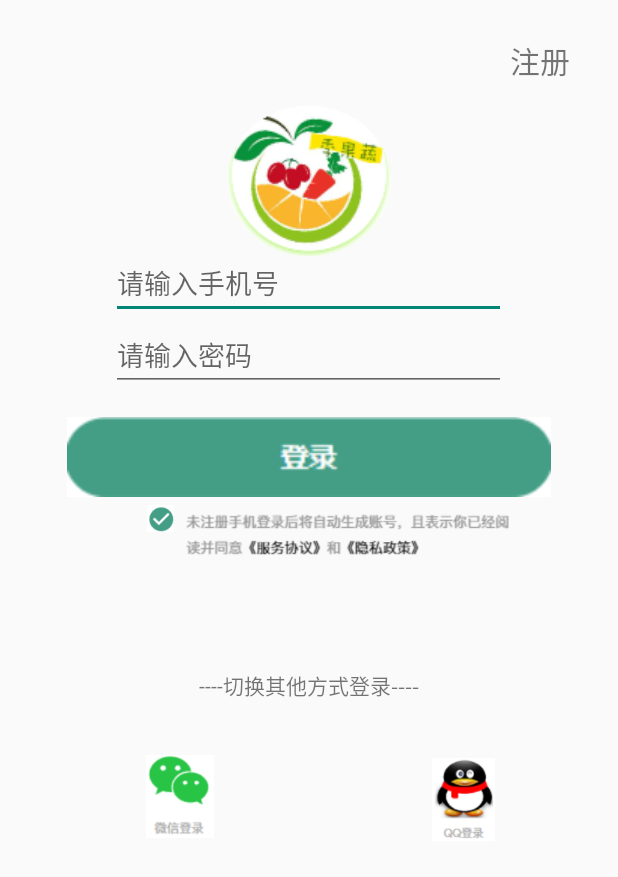
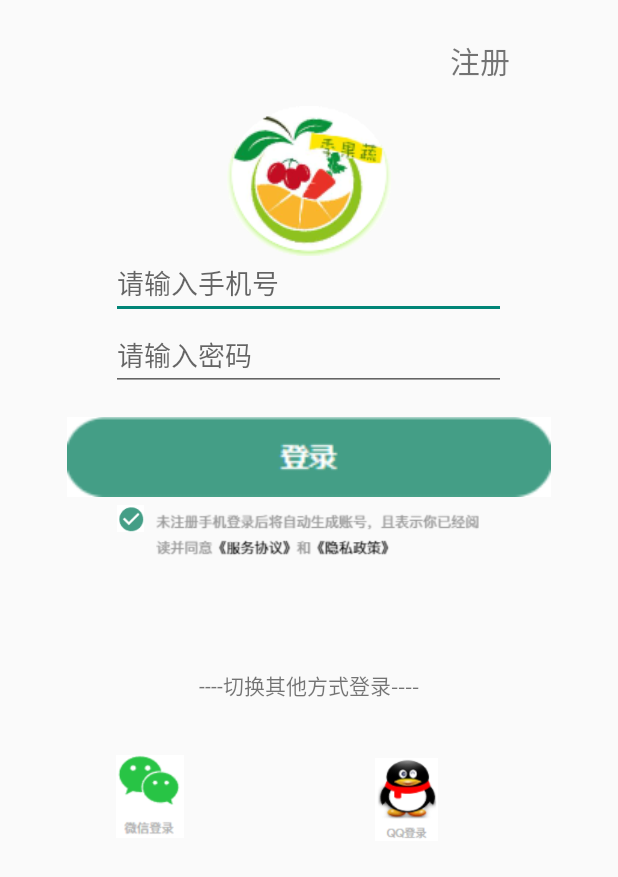
Before and after one commit to Anroid1/MyApplication3, an Android app: the DengluActivity screen opened directly, with no data from a screen before it, on a phone screen of 412 x 824 dp. Shown: the top 877 px of the screen. Run offline under Robolectric (Android 15) with nearby library versions, the phone set to English and light mode, and no system bars.

Commit message:
修改个人信息

```diff
--- a/app/src/main/java/com/example/myapplication/fragment/WodeFragment.java
+++ b/app/src/main/java/com/example/myapplication/fragment/WodeFragment.java
@@ -34,7 +34,7 @@ public class WodeFragment extends Fragment {
         //从视图中获得控件
         ImageView myTitle =view.findViewById(R.id.touxiang);
         TextView textView=view.findViewById(R.id.nicheng);
-        RelativeLayout rl2=view.findViewById(R.id.rl2);
+       // RelativeLayout rl2=view.findViewById(R.id.rl2);
         RelativeLayout li4=view.findViewById(R.id.l4);
         RelativeLayout li5=view.findViewById(R.id.l5);
         RelativeLayout li6=view.findViewById(R.id.l6);
@@ -46,13 +46,13 @@ public class WodeFragment extends Fragment {
                 startActivity(intent);
             }
         });
-        rl2.setOnClickListener(new View.OnClickListener() {
+       /* rl2.setOnClickListener(new View.OnClickListener() {
             @Override
             public void onClick(View v) {
                 Intent intent1=new Intent(getActivity(), DingdanActivity.class);
                 startActivity(intent1);
             }
-        });
+        });*/
 
         li4.setOnClickListener(new View.OnClickListener() {
             @Override
--- a/app/src/main/java/com/example/myapplication/wode/GerenxinxiActivity.java
+++ b/app/src/main/java/com/example/myapplication/wode/GerenxinxiActivity.java
@@ -84,7 +84,7 @@ public class GerenxinxiActivity extends AppCompatActivity {
                 UserAdd userAdd=new UserAdd(GerenxinxiActivity.this);
                 userAdd.update1(user);
                 Toast.makeText(GerenxinxiActivity.this,"个人信息修改成功",Toast.LENGTH_SHORT).show();
-                Intent intent=new Intent(GerenxinxiActivity.this,MainActivity.class);
+                Intent intent=new Intent(GerenxinxiActivity.this,DengluActivity.class);
                 startActivity(intent);
 
             }
--- a/app/src/main/res/layout/activity_denglu.xml
+++ b/app/src/main/res/layout/activity_denglu.xml
@@ -11,7 +11,7 @@
         android:id="@+id/bu_zhuce"
         android:layout_width="wrap_content"
         android:layout_height="wrap_content"
-        android:layout_marginLeft="340dp"
+        android:layout_marginLeft="300dp"
         android:layout_marginTop="25dp"
         android:text="注册"
         android:textSize="20dp" />
@@ -62,7 +62,7 @@
             android:layout_width="wrap_content"
             android:layout_height="18dp"
             android:layout_below="@+id/denglu"
-            android:layout_marginLeft="90dp"
+            android:layout_marginLeft="70dp"
             android:layout_marginTop="5dp"
             android:src="@drawable/fxk"></ImageView>
 
@@ -96,7 +96,7 @@
         android:layout_width="wrap_content"
         android:layout_height="55dp"
         android:layout_below="@+id/text1"
-        android:layout_marginLeft="90dp"
+        android:layout_marginLeft="70dp"
         android:layout_marginTop="36dp"
         android:src="@drawable/weixin"></ImageView>
 
@@ -104,7 +104,7 @@
         android:id="@+id/tu2"
         android:layout_width="wrap_content"
         android:layout_height="55dp"
-        android:layout_marginLeft="128dp"
+        android:layout_marginLeft="110dp"
         android:layout_marginTop="38dp"
         android:layout_toRightOf="@id/tu1"
         android:src="@drawable/qq"></ImageView>
--- a/app/src/main/res/layout/fragment_wode.xml
+++ b/app/src/main/res/layout/fragment_wode.xml
@@ -38,7 +38,7 @@
                 android:textColor="@color/white"
                 android:textSize="18dp" />
         </RelativeLayout>
-        <RelativeLayout
+       <!--<RelativeLayout
             android:id="@+id/rl2"
             android:layout_width="match_parent"
             android:layout_height="60dp"
@@ -79,13 +79,13 @@
             android:layout_height="1px"
             android:layout_marginTop="1px"
             android:layout_below="@+id/rl2"
-            android:background="#CECECE" />
+            android:background="#CECECE" />-->
 
         <RelativeLayout
             android:id="@+id/l4"
             android:layout_width="match_parent"
             android:layout_height="60dp"
-            android:layout_below="@+id/v1"
+            android:layout_below="@+id/dzl1"
             android:orientation="horizontal">
 
             <ImageView
```
Also changed, not shown: app/src/main/java/com/example/myapplication/gouwuche/ComfireActivity.java (+16 -5 lines), app/src/main/java/com/example/myapplication/util/DBOpenHelper.java (+6 -2 lines), app/src/main/java/com/example/myapplication/util/OrderDbService.java (+36 -3 lines).
